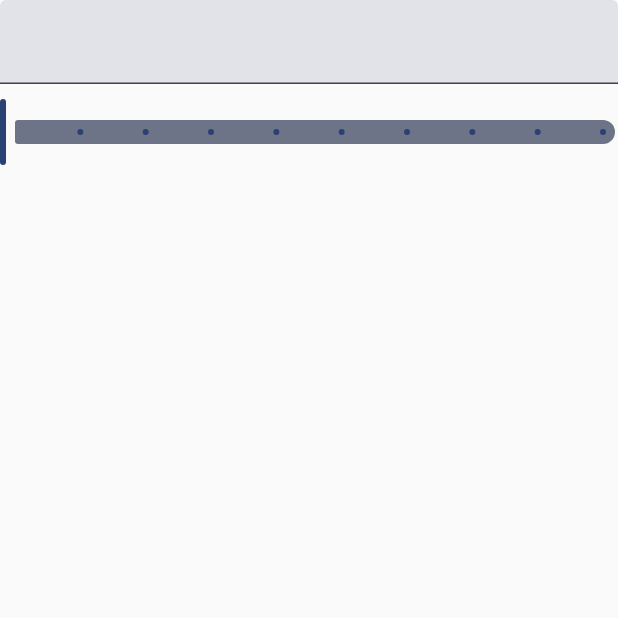
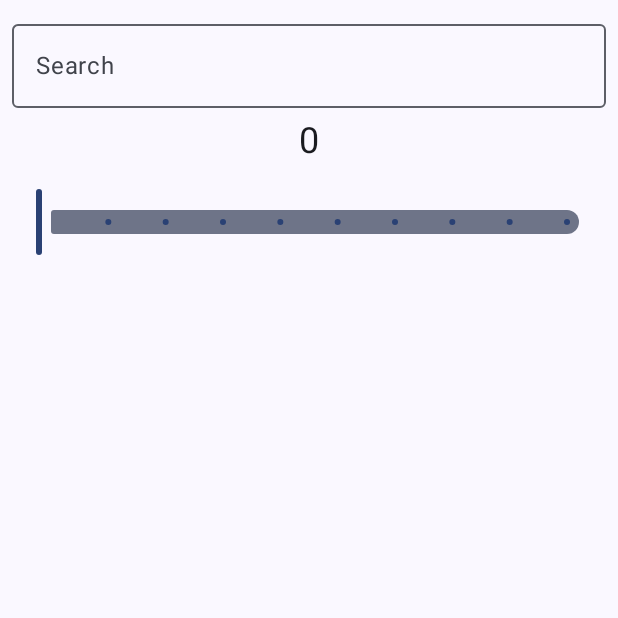
Before and after one commit to wenubey/CountriesApp, an Android app built with Jetpack Compose: the screen it shows after launch (MainActivity), on a phone screen of 412 x 824 dp, the top half of it. Run offline under Robolectric (Android 15) with nearby library versions, the phone set to English and light mode, and no system bars; our stand-ins replace Dagger/Hilt's generated code; libraries missing offline, so code that uses them is left out: com.apollographql.apollo3; 1 statement that could not run was skipped.

Commit message:
I implemented ProgressBar.kt some mapper functions and extract some strings

```diff
--- a/app/build.gradle
+++ b/app/build.gradle
@@ -72,6 +72,7 @@ dependencies {
     androidTestImplementation 'androidx.compose.ui:ui-test-junit4'
     debugImplementation 'androidx.compose.ui:ui-tooling'
     debugImplementation 'androidx.compose.ui:ui-test-manifest'
+    implementation "androidx.lifecycle:lifecycle-runtime-compose"
 
     //Dagger - Hilt
     implementation "com.google.dagger:hilt-android:2.45"
--- a/app/src/main/java/com/wenubey/countriesapp/MainActivity.kt
+++ b/app/src/main/java/com/wenubey/countriesapp/MainActivity.kt
@@ -13,6 +13,7 @@ import androidx.compose.runtime.getValue
 import androidx.compose.ui.Modifier
 import androidx.compose.ui.tooling.preview.Preview
 import androidx.hilt.navigation.compose.hiltViewModel
+import androidx.lifecycle.compose.collectAsStateWithLifecycle
 import com.wenubey.countriesapp.presentation.CountriesScreen
 import com.wenubey.countriesapp.presentation.CountriesViewModel
 import com.wenubey.countriesapp.ui.theme.CountriesAppTheme
@@ -25,7 +26,7 @@ class MainActivity : ComponentActivity() {
         setContent {
             CountriesAppTheme {
                 val viewModel = hiltViewModel<CountriesViewModel>()
-                val state by viewModel.state.collectAsState()
+                val state by viewModel.state.collectAsStateWithLifecycle()
                 CountriesScreen(
                     state = state,
                     onSelectCountry = { viewModel.selectCountry(it) },
--- a/app/src/main/java/com/wenubey/countriesapp/core/Constants.kt
+++ b/app/src/main/java/com/wenubey/countriesapp/core/Constants.kt
@@ -1,5 +1,6 @@
 package com.wenubey.countriesapp.core
 
 object Constants {
-    const val BASE_URL = "https://restcountries.com/v3.1/"
+    const val BASE_URL_REST = "https://restcountries.com/v3.1/"
+    const val BASE_URL_GRAPHQL = "https://countries.trevorblades.com/graphql"
 }
--- a/app/src/main/java/com/wenubey/countriesapp/data/CountryDto.kt
+++ b/app/src/main/java/com/wenubey/countriesapp/data/CountryDto.kt
@@ -5,7 +5,8 @@ data class CountryDto(
     val population: Int,
     val currencies: Map<String, CurrencyDetail>,
     val subregion: String?,
-    val languages: Map<String, String>
+    val languages: Map<String, String>,
+    val continents: List<String>?
 )
 
 data class Name(
--- a/app/src/main/java/com/wenubey/countriesapp/di/AppModule.kt
+++ b/app/src/main/java/com/wenubey/countriesapp/di/AppModule.kt
@@ -1,7 +1,8 @@
 package com.wenubey.countriesapp.di
 
 import com.apollographql.apollo3.ApolloClient
-import com.wenubey.countriesapp.core.Constants.BASE_URL
+import com.wenubey.countriesapp.core.Constants.BASE_URL_GRAPHQL
+import com.wenubey.countriesapp.core.Constants.BASE_URL_REST
 import com.wenubey.countriesapp.data.ApolloCountryClient
 import com.wenubey.countriesapp.data.CountriesApi
 import com.wenubey.countriesapp.domain.CountryClient
@@ -26,7 +27,7 @@ object AppModule {
     @Singleton
     fun provideApolloClient(): ApolloClient {
         return ApolloClient.Builder()
-            .serverUrl("https://countries.trevorblades.com/graphql")
+            .serverUrl(BASE_URL_GRAPHQL)
             .build()
     }
 
@@ -65,7 +66,7 @@ object AppModule {
     @Singleton
     fun provideCountriesApi(): CountriesApi {
         return Retrofit.Builder()
-            .baseUrl(BASE_URL)
+            .baseUrl(BASE_URL_REST)
             .addConverterFactory(MoshiConverterFactory.create())
             .build()
             .create()
--- a/app/src/main/java/com/wenubey/countriesapp/domain/DetailedCountry.kt
+++ b/app/src/main/java/com/wenubey/countriesapp/domain/DetailedCountry.kt
@@ -1,9 +1,9 @@
 package com.wenubey.countriesapp.domain
 
 data class DetailedCountry(
-    val code: String,
+    val code: String = "",
     val name: String,
-    val emoji: String,
+    val emoji: String = "",
     val capital: String,
     val currency: String,
     val languages: List<String>,
--- a/app/src/main/java/com/wenubey/countriesapp/presentation/CountriesScreen.kt
+++ b/app/src/main/java/com/wenubey/countriesapp/presentation/CountriesScreen.kt
@@ -1,6 +1,5 @@
 package com.wenubey.countriesapp.presentation
 
-import android.util.Log
 import androidx.compose.foundation.background
 import androidx.compose.foundation.clickable
 import androidx.compose.foundation.layout.Box
@@ -15,21 +14,21 @@ import androidx.compose.foundation.lazy.items
 import androidx.compose.foundation.shape.RoundedCornerShape
 import androidx.compose.material3.CircularProgressIndicator
 import androidx.compose.material3.ExperimentalMaterial3Api
+import androidx.compose.material3.OutlinedTextField
 import androidx.compose.material3.Scaffold
 import androidx.compose.material3.Slider
+import androidx.compose.material3.Text
 import androidx.compose.material3.TextField
 import androidx.compose.runtime.Composable
-import androidx.compose.runtime.collectAsState
-import androidx.compose.runtime.getValue
-import androidx.compose.runtime.mutableStateOf
-import androidx.compose.runtime.remember
-import androidx.compose.runtime.setValue
 import androidx.compose.ui.Alignment
 import androidx.compose.ui.Modifier
 import androidx.compose.ui.draw.clip
 import androidx.compose.ui.graphics.Color
+import androidx.compose.ui.res.stringResource
 import androidx.compose.ui.unit.dp
-import androidx.hilt.navigation.compose.hiltViewModel
+import androidx.compose.ui.unit.sp
+import com.wenubey.countriesapp.R
+import com.wenubey.countriesapp.core.components.ProgressBar
 import com.wenubey.countriesapp.presentation.components.CountryDetail
 import com.wenubey.countriesapp.presentation.components.CountryItem
 
@@ -42,27 +41,35 @@ fun CountriesScreen(
     onSearchQueryChange: (query: String) -> Unit,
     onSliderValueChange: (sliderValue: Float) -> Unit,
 ) {
-    var sliderValue by remember { mutableStateOf(2) }
 
-    Box(modifier = Modifier.fillMaxSize()) {
+    Scaffold(modifier = Modifier.fillMaxSize()) { paddingValues ->
         if (state.isLoading) {
-            CircularProgressIndicator(
-                modifier = Modifier.align(Alignment.Center)
-            )
+            ProgressBar()
         } else {
-            Column(modifier = Modifier.fillMaxSize()) {
-                TextField(
+            Column(
+                modifier = Modifier
+                    .fillMaxSize()
+                    .padding(paddingValues)
+                    .padding(8.dp),
+                horizontalAlignment = Alignment.CenterHorizontally
+            ) {
+                OutlinedTextField(
                     value = state.searchQuery,
                     onValueChange = onSearchQueryChange,
-                    modifier = Modifier.fillMaxWidth()
+                    modifier = Modifier.fillMaxWidth(),
+                    label = { Text(text = stringResource(R.string.search)) },
+                    placeholder = { Text(text = stringResource(R.string.enter_continent_name)) }
                 )
                 Spacer(modifier = Modifier.height(8.dp))
+                Text(text = "${state.sliderValue.toInt()}", fontSize = 24.sp)
                 Slider(
                     value = state.sliderValue,
                     onValueChange = onSliderValueChange,
                     steps = 8,
                     valueRange = 2f..10f,//2 to 10 inclusive range
-                    modifier = Modifier.fillMaxWidth()
+                    modifier = Modifier
+                        .fillMaxWidth()
+                        .padding(16.dp)
                 )
                 Spacer(modifier = Modifier.height(8.dp))
                 LazyColumn(
--- a/app/src/main/java/com/wenubey/countriesapp/presentation/CountriesViewModel.kt
+++ b/app/src/main/java/com/wenubey/countriesapp/presentation/CountriesViewModel.kt
@@ -5,6 +5,7 @@ import androidx.lifecycle.ViewModel
 import androidx.lifecycle.viewModelScope
 import com.wenubey.countriesapp.core.ContinentMap
 import com.wenubey.countriesapp.core.getKeyByValue
+import com.wenubey.countriesapp.data.toListOfDetailedCountry
 import com.wenubey.countriesapp.domain.use_case.GetCountriesInContinentUseCase
 import com.wenubey.countriesapp.domain.use_case.GetCountriesRandomGivenNumberUseCase
 import com.wenubey.countriesapp.domain.use_case.GetCountriesUseCase
@@ -25,7 +26,7 @@ class CountriesViewModel @Inject constructor(
     private val getCountriesInContinentUseCase: GetCountriesInContinentUseCase,
     private val getCountriesRandomGivenNumberUseCase: GetCountriesRandomGivenNumberUseCase
 ) : ViewModel() {
-    // this for we want to change state on viewModel not ui
+
     private val _state = MutableStateFlow(CountriesState())
     val state = _state.asStateFlow()
 
@@ -73,7 +74,7 @@ class CountriesViewModel @Inject constructor(
             list.forEach {
                 Log.i("TAG", "viewModel: ${it.name.common}")
             }
-            //_state.update { it.copy(countries = getCountriesRandomGivenNumberUseCase.execute(numCountries), isLoading = false) }
+            _state.update { it.copy(selectedCountry = getCountriesRandomGivenNumberUseCase.execute(numCountries).toListOfDetailedCountry().first(), isLoading = false) }
         }
     }
 
--- a/app/src/main/res/values/strings.xml
+++ b/app/src/main/res/values/strings.xml
@@ -1,4 +1,6 @@
 <resources>
     <string name="app_name">CountriesApp</string>
     <string name="continent">Continent: %1$s</string>
+    <string name="search">Search</string>
+    <string name="enter_continent_name">Enter continent name</string>
 </resources>
```
Also changed, not shown: app/src/main/java/com/wenubey/countriesapp/core/components/ProgressBar.kt (added, +23 -0 lines), app/src/main/java/com/wenubey/countriesapp/data/ApolloCountryClient.kt (+7 -4 lines), app/src/main/java/com/wenubey/countriesapp/data/Mappers.kt (+12 -0 lines).
